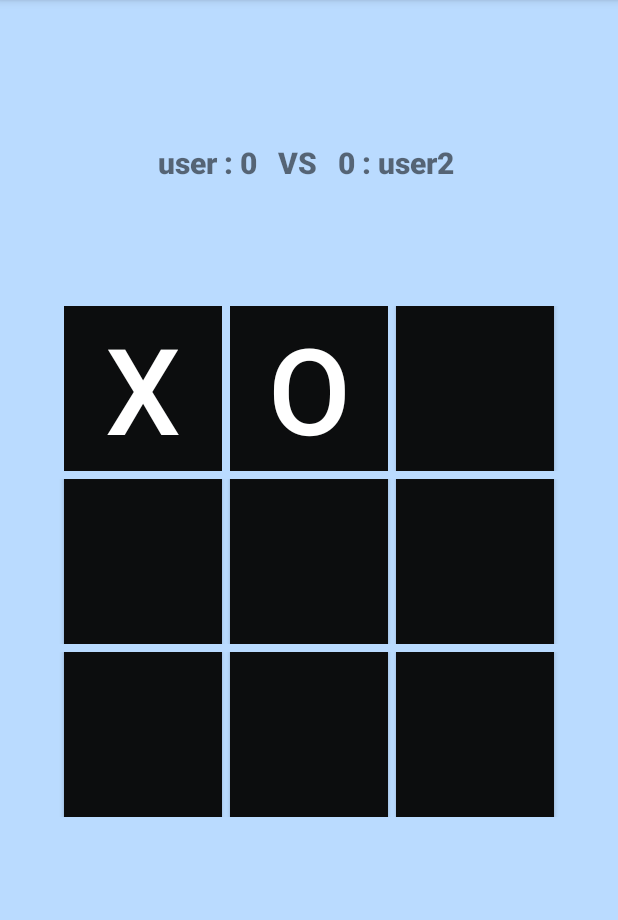
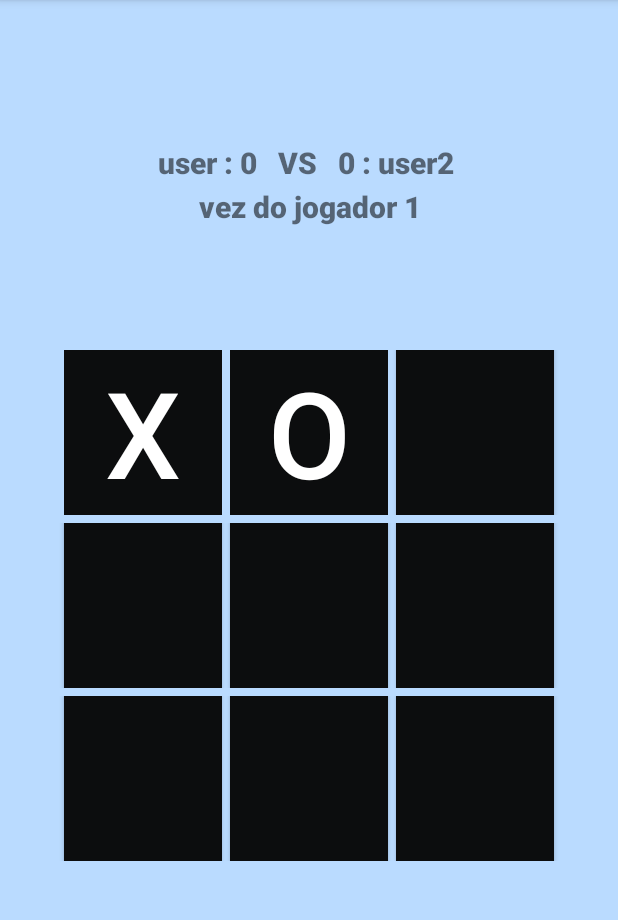
Before and after one commit to omarcus212/Kotln-JogoDaVelha, an Android app: the jogadorVSjogador screen opened directly, with no data from a screen before it, after a tap on an icon or button, on a phone screen of 412 x 824 dp, the part 84-1004 px from its top. Run offline under Robolectric (Android 15) with nearby library versions, the phone set to English and light mode, and no system bars; 1 other tap on this screen came first.

Commit message:
falta tudo

```diff
--- a/app/src/main/java/com/senai/jogovelha/jogadorVSjogador.kt
+++ b/app/src/main/java/com/senai/jogovelha/jogadorVSjogador.kt
@@ -2,19 +2,17 @@ package com.senai.jogovelha
 
 import androidx.appcompat.app.AppCompatActivity
 import android.os.Bundle
-import android.util.TypedValue
 import android.widget.Button
 import android.widget.TextView
 
-var contador: Int = 0;
-var jogadorcct1 = 0;
-var jogadorcct2 = 0;
+
 var jogador = 1;
-var contr: Int = 0;
+
 
 class jogadorVSjogador : AppCompatActivity() {
     override fun onCreate(savedInstanceState: Bundle?) {
         super.onCreate(savedInstanceState)
+
         setContentView(R.layout.activity_jogador_vsjogador)
 
 
@@ -33,7 +31,7 @@ class jogadorVSjogador : AppCompatActivity() {
 
 
         btnList.forEach {
-            it.setOnClickListener { tdo(it as Button) }
+            it.setOnClickListener { jogoclick(it as Button) }
         }
 
 
@@ -44,25 +42,88 @@ class jogadorVSjogador : AppCompatActivity() {
     }
 
 
-    private fun tdo(btn: Button) {
+    private fun jogoclick(btn: Button) {
+
+
+
+
+        val vezjogador = findViewById<TextView>(R.id.vez)
         val result = findViewById<TextView>(R.id.result)
 
         if (jogador == 1) {
-            btn.setText("x")
+            vezjogador.text = "vez do jogador 2"
+
+            btn.text = "x"
             btn.textSize = 80f
-            btn.setEnabled(false)
-            jogador = 2
-        }else if(jogador == 2){
-            btn.setText("o")
+            btn.isEnabled = false
+            jogador = 2;
+
+
+
+        } else if (jogador == 2) {
+            vezjogador.text = "vez do jogador 1"
+            btn.text = "o"
             btn.textSize = 80f
-            btn.setEnabled(false)
-            jogador = 1
+
+            btn.isEnabled = false
+            jogador = 1;
+
         }
+
+
+
+
+        val btn1 = findViewById<Button>(R.id.btn1)
+        val btn2 = findViewById<Button>(R.id.btn2)
+        val btn3 = findViewById<Button>(R.id.btn3)
+        val btn4 = findViewById<Button>(R.id.btn4)
+        val btn5 = findViewById<Button>(R.id.btn5)
+        val btn6 = findViewById<Button>(R.id.btn6)
+        val btn7 = findViewById<Button>(R.id.btn7)
+        val btn8 = findViewById<Button>(R.id.btn8)
+        val btn9 = findViewById<Button>(R.id.btn9)
+
+
+        val btnList = arrayListOf<Button>(btn1, btn2, btn3, btn4, btn5, btn6, btn7, btn8, btn9)
+
+        if (btnList[0].text == "x" && btnList[1].text == "x" && btnList[2].text == "x") {
+            ganhador()
+              endgame();
+        }
+
 
 
 
     }
 
+    private fun endgame() {
+
+        val btn1 = findViewById<Button>(R.id.btn1)
+        val btn2 = findViewById<Button>(R.id.btn2)
+        val btn3 = findViewById<Button>(R.id.btn3)
+        val btn4 = findViewById<Button>(R.id.btn4)
+        val btn5 = findViewById<Button>(R.id.btn5)
+        val btn6 = findViewById<Button>(R.id.btn6)
+        val btn7 = findViewById<Button>(R.id.btn7)
+        val btn8 = findViewById<Button>(R.id.btn8)
+        val btn9 = findViewById<Button>(R.id.btn9)
+
+        val btnList = arrayListOf<Button>(btn1, btn2, btn3, btn4, btn5, btn6, btn7, btn8, btn9)
+
+        for(x in 0..btnList.size-1){
+            btnList[x].isClickable = false
+        }
+    }
 
 
+    private fun ganhador() {
+        val result = findViewById<TextView>(R.id.result)
+        if (jogador % 2 != 0) {
+            result.text = "Ganhador: 0"
+
+        } else {
+            result.text = "Ganhador: x"
+        }
+
     }
+}
--- a/app/src/main/res/layout/activity_jogador_vsjogador.xml
+++ b/app/src/main/res/layout/activity_jogador_vsjogador.xml
@@ -21,6 +21,16 @@
     android:textSize="20dp"
     android:layout_marginBottom="2dp"
     />
+    <TextView
+        android:id="@+id/vez"
+        android:layout_width="match_parent"
+        android:layout_height="wrap_content"
+        android:text=" "
+        android:gravity="center"
+        android:fontFamily="sans-serif-black"
+        android:textSize="20dp"
+        android:layout_marginBottom="2dp"
+        />
 
     <LinearLayout
         android:id="@+id/lly1"
```
